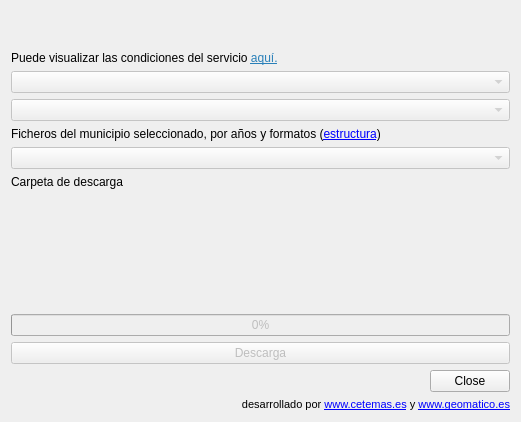
This is ui/main_window.ui in geomatico/qgis-sigpac as Qt 5 draws it before an edit. The edited form follows.
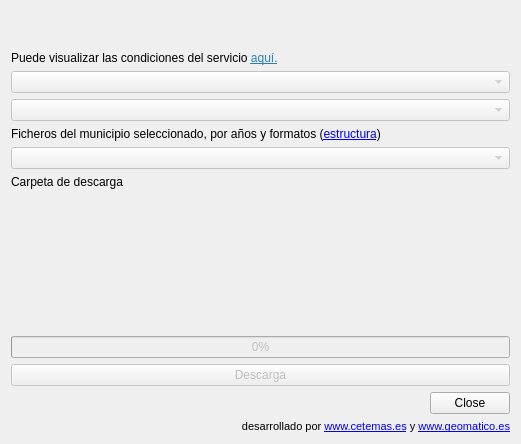
This is the edited form. Custom widgets are drawn as their Qt base class.

Commit message: fix folder selection and update versión

Diff of the .ui file:
```diff
--- a/ui/main_window.ui
+++ b/ui/main_window.ui
@@ -7,7 +7,7 @@
     <x>0</x>
     <y>0</y>
     <width>521</width>
-    <height>422</height>
+    <height>444</height>
    </rect>
   </property>
   <property name="windowTitle">
```
Left out of the diff: 5 changed lines with no effect on the pictures. The commit also changes 1 other file.
